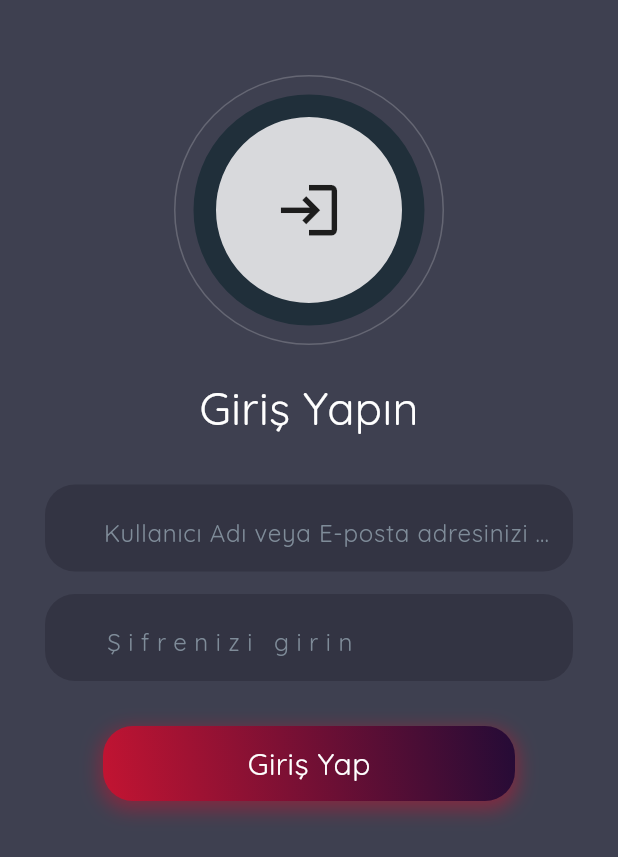
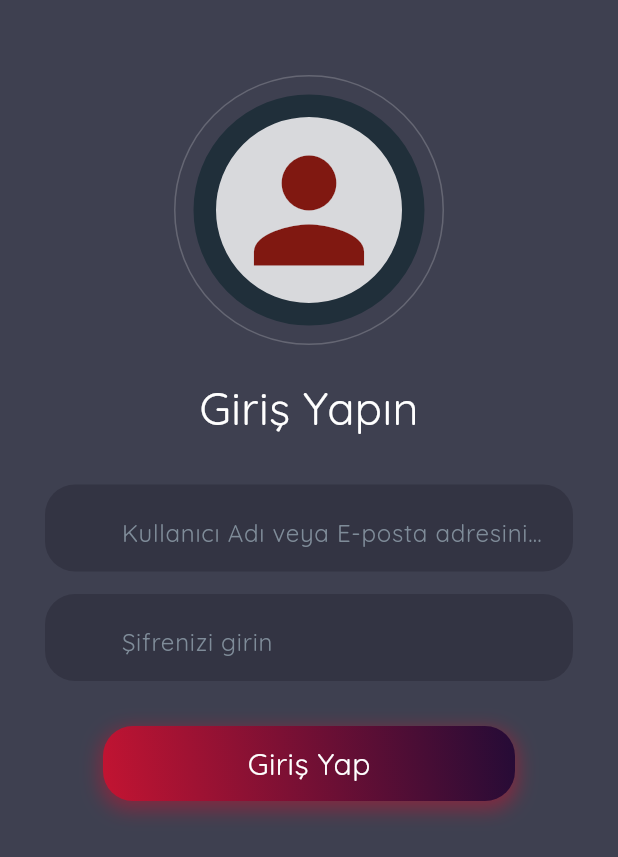
Before and after one commit to hafizecim/Order_Project-_Tracking_Application_with_Flutter, a Flutter app: the screen it shows after launch, on a phone screen of 412 x 824 dp. Shown: the top 857 px of the screen. Run offline on Flutter 3.47's test engine with Material 3 defaults, Android fonts, the phone set to English and light mode, and no system bars; our stand-ins replace google_fonts.

Commit message:
Login Page

```diff
--- a/lib/sabitler/tema.dart
+++ b/lib/sabitler/tema.dart
@@ -9,16 +9,20 @@ class Tema {
       border: InputBorder.none,
       hintText: hintText, //"Kullanıcı Adı veya E-posta adresinizi girin",
       hintStyle: GoogleFonts.quicksand(color: renk(metin_renk)),
-      prefix: Icon(icon, color: renk("5ba7fb")), // solda
+      prefix: Padding(
+        padding: const EdgeInsets.only(
+          right: 12.0, // İstediğiniz boşluğu buraya yazın
+        ),
+        child: Icon(icon, color: renk("5ba7fb")),
+      ), // solda
       // suffix: Icon(Icons.check_circle_outline, color: renk(metin_renk)), // sağda
     );
   }
 
-
-  inputBoxDec(){
+  inputBoxDec() {
     return BoxDecoration(
-                  color: renk("333443"),
-                  borderRadius: BorderRadius.circular(20),
+      color: renk("333443"),
+      borderRadius: BorderRadius.circular(20),
     );
   }
 }
--- a/lib/sayfalar/oturum/giris.dart
+++ b/lib/sayfalar/oturum/giris.dart
@@ -41,7 +41,7 @@ class _GirisSayfasiState extends State<GirisSayfasi> {
                       borderRadius: BorderRadius.circular(100),
                       border: Border.all(color: renk("202F3A"), width: 15),
                     ),
-                    child: Icon(Icons.login, size: 45),
+                    child: Icon(Icons.person, size: 110, color: const Color.fromARGB(255, 128, 24, 17),),
                   ),
                 ),
                 Container(
@@ -95,10 +95,11 @@ class _GirisSayfasiState extends State<GirisSayfasi> {
                     decoration: tema.InputDec(
                       "Şifrenizi girin",
                       Icons.vpn_key_outlined,
+                      //letterSpacing: 5,
                     ),
                     style: GoogleFonts.quicksand(
                       color: renk(metin_renk),
-                      letterSpacing: 5,
+                      // letterSpacing: 5,
                     ),
                   ),
                 ),
--- a/pubspec.yaml
+++ b/pubspec.yaml
@@ -34,7 +34,7 @@ dependencies:
   # The following adds the Cupertino Icons font to your application.
   # Use with the CupertinoIcons class for iOS style icons.
   cupertino_icons: ^1.0.8
-  google_fonts: ^2.3.1
+  google_fonts: ^6.3.0
 
 dev_dependencies:
   flutter_test:
```
Also changed, not shown: pubspec.lock.
